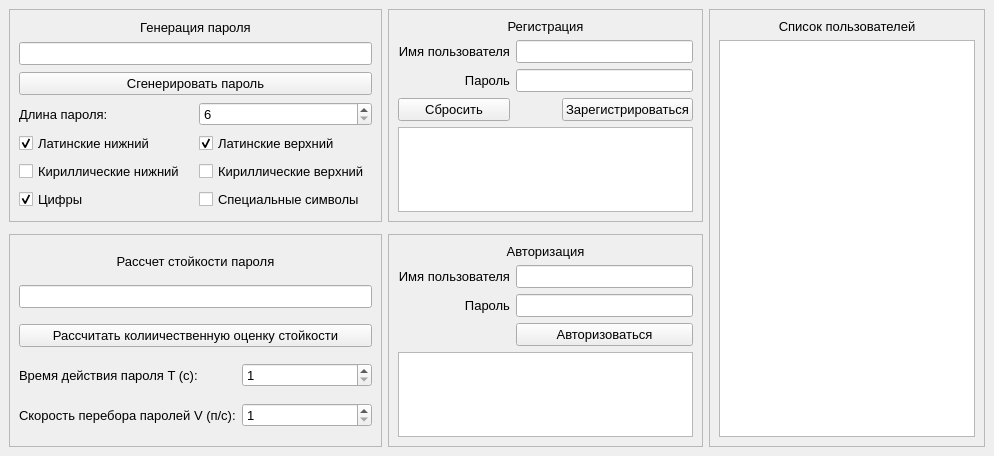
Qt form main_window.ui (SteamMachinist/biometric) before a commit.
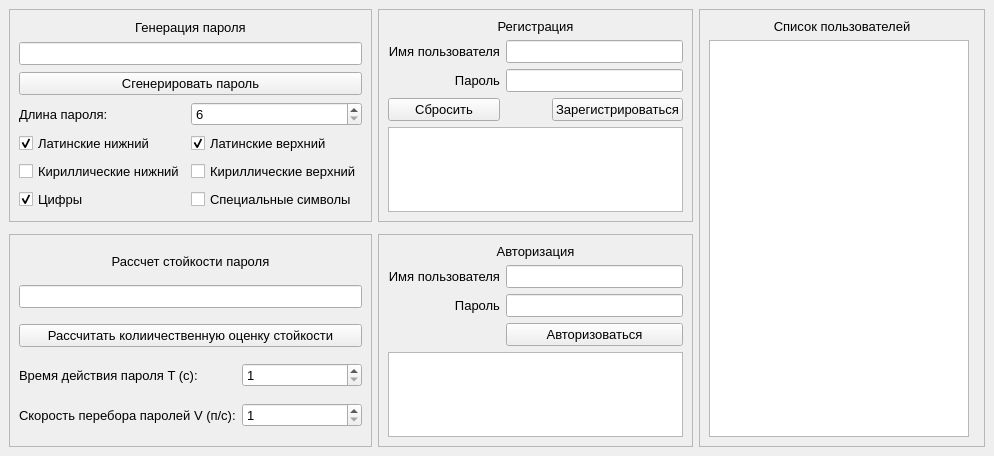
The same form after that commit.

The edit to the form file:
```diff
--- a/main_window.ui
+++ b/main_window.ui
@@ -442,9 +442,6 @@
        <enum>QFrame::Plain</enum>
       </property>
       <layout class="QGridLayout" name="gridLayout_5">
-       <item row="1" column="0" colspan="2">
-        <widget class="QTableView" name="tableViewUsersList"/>
-       </item>
        <item row="0" column="0" colspan="2">
         <widget class="QLabel" name="labelUsersList">
          <property name="text">
@@ -455,6 +452,9 @@
          </property>
         </widget>
        </item>
+       <item row="1" column="0">
+        <widget class="QTableWidget" name="tableWidgetUsersList"/>
+       </item>
       </layout>
      </widget>
     </item>
```
